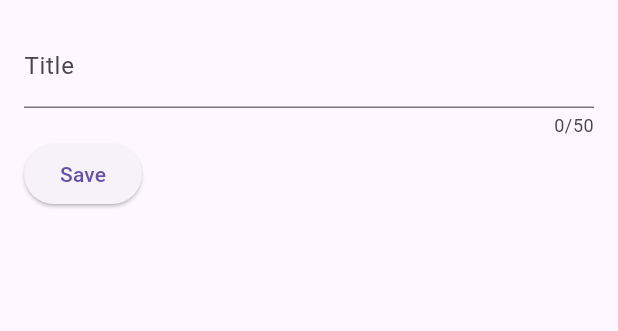
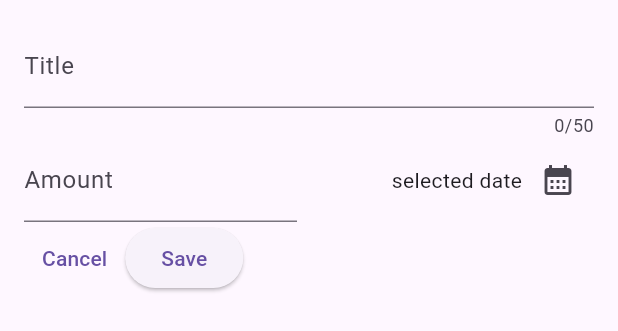
Before and after one commit to Nirob2107092/Expense_tracker_mobile, a Flutter app: the NewExpense widget shown alone on an empty page, opened directly, on a phone screen of 412 x 824 dp. Shown: the top 331 px of the screen. Run offline on Flutter 3.47's test engine with Material 3 defaults, Android fonts, the phone set to English and light mode, and no system bars.

Commit message:
showing a datepicker in model

```diff
--- a/lib/new_expense.dart
+++ b/lib/new_expense.dart
@@ -9,9 +9,28 @@
 }
 
 class _NewExpenseState extends State<NewExpense> {
-  var _enteredTitle = '';
-  void _saveTitleInput(String input) {
-    _enteredTitle = input;
+  // var _enteredTitle = '';
+  // void _saveTitleInput(String input) {
+  //   _enteredTitle = input;
+  // }
+  final _titleController = TextEditingController();
+  final _amountController = TextEditingController();
+  void _presentDatePicker() {
+    final now = DateTime.now();
+    final firstDate = DateTime(now.year - 1, now.month, now.day);
+    showDatePicker(
+      context: context,
+      initialDate: now,
+      firstDate: firstDate,
+      lastDate: now,
+    );
+  }
+
+  @override
+  void dispose() {
+    _titleController.dispose();
+    _amountController.dispose();
+    super.dispose();
   }
 
   @override
@@ -21,15 +40,51 @@
       child: Column(
         children: [
           TextField(
-            onChanged: _saveTitleInput,
+            controller: _titleController,
             maxLength: 50,
             decoration: InputDecoration(label: Text('Title')),
           ),
           Row(
             children: [
+              Expanded(
+                child: TextField(
+                  controller: _amountController,
+                  keyboardType: TextInputType.number,
+                  decoration: InputDecoration(
+                    prefixText: '\$',
+                    label: Text('Amount'),
+                  ),
+                ),
+              ),
+              const SizedBox(width: 16),
+              Expanded(
+                child: Row(
+                  mainAxisAlignment: MainAxisAlignment.end,
+                  crossAxisAlignment: CrossAxisAlignment.center,
+                  children: [
+                    const Text('selected date'),
+                    IconButton(
+                      onPressed: () {},
+                      icon: Icon(Icons.calendar_month),
+                    ),
+                  ],
+                ),
+              ),
+            ],
+          ),
+
+          Row(
+            children: [
+              TextButton(
+                onPressed: () {
+                  Navigator.pop(context);
+                },
+                child: const Text('Cancel'),
+              ),
               ElevatedButton(
                 onPressed: () {
-                  print(_enteredTitle);
+                  print(_titleController.text);
+                  print(_amountController.text);
                 },
                 child: const Text('Save'),
               ),
```
